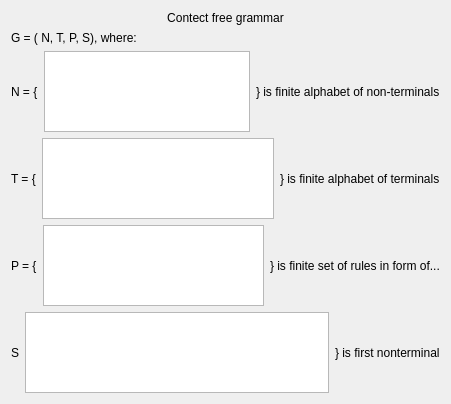
Before: the Qt Designer form RegularConvertor/CFG/cfgwidget.ui in navrkald/regularConvertor, drawn with Qt 5.
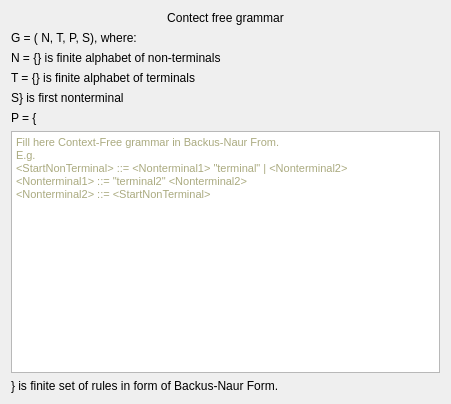
After: the same form once the commit is applied.

Commit message: Functional Context free grammar widget - now is possible to fill and parse user input of CFG.

```diff
--- a/RegularConvertor/CFG/cfgwidget.ui
+++ b/RegularConvertor/CFG/cfgwidget.ui
@@ -38,17 +38,7 @@
        <item>
         <widget class="QLabel" name="label_2">
          <property name="text">
-          <string>N = {</string>
-         </property>
-        </widget>
-       </item>
-       <item>
-        <widget class="QTextEdit" name="textEdit"/>
-       </item>
-       <item>
-        <widget class="QLabel" name="label_7">
-         <property name="text">
-          <string>} is finite alphabet of non-terminals</string>
+          <string>N = {} is finite alphabet of non-terminals</string>
          </property>
         </widget>
        </item>
@@ -59,38 +49,7 @@
        <item>
         <widget class="QLabel" name="label_3">
          <property name="text">
-          <string>T = {</string>
-         </property>
-        </widget>
-       </item>
-       <item>
-        <widget class="QTextEdit" name="textEdit_2"/>
-       </item>
-       <item>
-        <widget class="QLabel" name="label_8">
-         <property name="text">
-          <string>} is finite alphabet of terminals</string>
-         </property>
-        </widget>
-       </item>
-      </layout>
-     </item>
-     <item>
-      <layout class="QHBoxLayout" name="horizontalLayout_3">
-       <item>
-        <widget class="QLabel" name="label_4">
-         <property name="text">
-          <string>P = {</string>
-         </property>
-        </widget>
-       </item>
-       <item>
-        <widget class="QTextEdit" name="textEdit_3"/>
-       </item>
-       <item>
-        <widget class="QLabel" name="label_9">
-         <property name="text">
-          <string>} is finite set of rules in form of...</string>
+          <string>T = {} is finite alphabet of terminals</string>
          </property>
         </widget>
        </item>
@@ -101,17 +60,40 @@
        <item>
         <widget class="QLabel" name="label_5">
          <property name="text">
-          <string>S</string>
+          <string>S} is first nonterminal</string>
          </property>
         </widget>
        </item>
+      </layout>
+     </item>
+     <item>
+      <widget class="QLabel" name="label_4">
+       <property name="text">
+        <string>P = {</string>
+       </property>
+      </widget>
+     </item>
+     <item>
+      <layout class="QVBoxLayout" name="verticalLayout_3">
        <item>
-        <widget class="QTextEdit" name="textEdit_4"/>
+        <widget class="QTextEdit" name="m_BackusNaurFormTextEdit">
+         <property name="html">
+          <string>&lt;!DOCTYPE HTML PUBLIC &quot;-//W3C//DTD HTML 4.0//EN&quot; &quot;http://www.w3.org/TR/REC-html40/strict.dtd&quot;&gt;
+&lt;html&gt;&lt;head&gt;&lt;meta name=&quot;qrichtext&quot; content=&quot;1&quot; /&gt;&lt;style type=&quot;text/css&quot;&gt;
+p, li { white-space: pre-wrap; }
+&lt;/style&gt;&lt;/head&gt;&lt;body style=&quot; font-family:'MS Shell Dlg 2'; font-size:8.25pt; font-weight:400; font-style:normal;&quot;&gt;
+&lt;p style=&quot; margin-top:0px; margin-bottom:0px; margin-left:0px; margin-right:0px; -qt-block-indent:0; text-indent:0px;&quot;&gt;&lt;span style=&quot; color:#aaaa7f;&quot;&gt;Fill here Context-Free grammar in Backus-Naur From.&lt;/span&gt;&lt;/p&gt;
+&lt;p style=&quot; margin-top:0px; margin-bottom:0px; margin-left:0px; margin-right:0px; -qt-block-indent:0; text-indent:0px;&quot;&gt;&lt;span style=&quot; color:#aaaa7f;&quot;&gt;E.g.&lt;/span&gt;&lt;/p&gt;
+&lt;p style=&quot; margin-top:0px; margin-bottom:0px; margin-left:0px; margin-right:0px; -qt-block-indent:0; text-indent:0px;&quot;&gt;&lt;span style=&quot; color:#aaaa7f;&quot;&gt;&amp;lt;StartNonTerminal&amp;gt; ::= &amp;lt;Nonterminal1&amp;gt; &amp;quot;terminal&amp;quot; | &amp;lt;Nonterminal2&amp;gt;&lt;/span&gt;&lt;/p&gt;
+&lt;p style=&quot; margin-top:0px; margin-bottom:0px; margin-left:0px; margin-right:0px; -qt-block-indent:0; text-indent:0px;&quot;&gt;&lt;span style=&quot; color:#aaaa7f;&quot;&gt;&amp;lt;Nonterminal1&amp;gt; ::= &amp;quot;terminal2&amp;quot; &amp;lt;Nonterminal2&amp;gt;  &lt;/span&gt;&lt;/p&gt;
+&lt;p style=&quot; margin-top:0px; margin-bottom:0px; margin-left:0px; margin-right:0px; -qt-block-indent:0; text-indent:0px;&quot;&gt;&lt;span style=&quot; color:#aaaa7f;&quot;&gt;&amp;lt;Nonterminal2&amp;gt; ::= &amp;lt;StartNonTerminal&amp;gt;&lt;/span&gt;&lt;/p&gt;&lt;/body&gt;&lt;/html&gt;</string>
+         </property>
+        </widget>
        </item>
        <item>
-        <widget class="QLabel" name="label_10">
+        <widget class="QLabel" name="label_9">
          <property name="text">
-          <string>} is first nonterminal</string>
+          <string>} is finite set of rules in form of Backus-Naur Form.</string>
          </property>
         </widget>
        </item>
```
Left out of the diff: 6 changed lines with no effect on the pictures. The commit also changes 6 other files.
